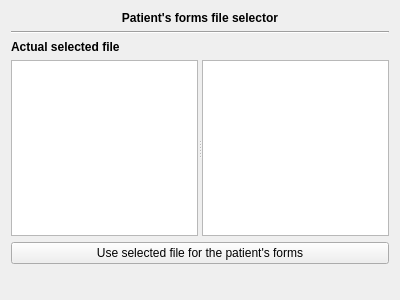
FreeHealth/freehealth, file plugins/formmanagerplugin/formfilesselectorwidget.ui: the form before one commit.
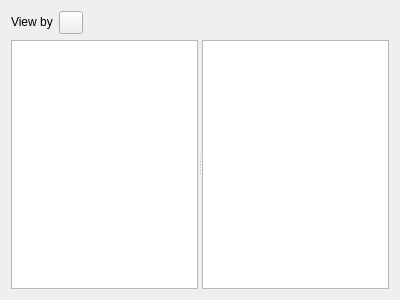
The form after the commit. Custom widgets are drawn as their Qt base class.

Commit message: Form: - new FormFileSelector - preparation of (sub)form addition - small bug corrections

The edit to the form file:
```diff
--- a/plugins/formmanagerplugin/formfilesselectorwidget.ui
+++ b/plugins/formmanagerplugin/formfilesselectorwidget.ui
@@ -14,55 +14,59 @@
    <string>Form</string>
   </property>
   <layout class="QGridLayout" name="gridLayout">
-   <item row="0" column="0" colspan="2">
-    <widget class="QLabel" name="label">
-     <property name="font">
-      <font>
-       <weight>75</weight>
-       <bold>true</bold>
-      </font>
-     </property>
-     <property name="text">
-      <string>Patient's forms file selector</string>
-     </property>
-     <property name="alignment">
-      <set>Qt::AlignCenter</set>
-     </property>
-    </widget>
+   <item row="0" column="0">
+    <layout class="QHBoxLayout" name="horizontalLayout">
+     <item>
+      <widget class="QLabel" name="label_3">
+       <property name="sizePolicy">
+        <sizepolicy hsizetype="Preferred" vsizetype="Fixed">
+         <horstretch>0</horstretch>
+         <verstretch>0</verstretch>
+        </sizepolicy>
+       </property>
+       <property name="text">
+        <string>View by</string>
+       </property>
+      </widget>
+     </item>
+     <item>
+      <widget class="QToolButton" name="toolButton">
+       <property name="text">
+        <string/>
+       </property>
+       <property name="popupMode">
+        <enum>QToolButton::InstantPopup</enum>
+       </property>
+       <property name="toolButtonStyle">
+        <enum>Qt::ToolButtonTextBesideIcon</enum>
+       </property>
+      </widget>
+     </item>
+     <item>
+      <spacer name="horizontalSpacer">
+       <property name="orientation">
+        <enum>Qt::Horizontal</enum>
+       </property>
+       <property name="sizeHint" stdset="0">
+        <size>
+         <width>40</width>
+         <height>20</height>
+        </size>
+       </property>
+      </spacer>
+     </item>
+    </layout>
    </item>
    <item row="1" column="0" colspan="2">
-    <widget class="Line" name="line">
+    <widget class="Utils::MiniSplitter" name="splitter">
      <property name="orientation">
       <enum>Qt::Horizontal</enum>
      </property>
-    </widget>
-   </item>
-   <item row="2" column="0">
-    <widget class="QLabel" name="label_2">
-     <property name="font">
-      <font>
-       <weight>75</weight>
-       <bold>true</bold>
-      </font>
-     </property>
-     <property name="text">
-      <string>Actual selected file</string>
-     </property>
-    </widget>
-   </item>
-   <item row="2" column="1">
-    <widget class="QLabel" name="actualFile">
-     <property name="text">
-      <string/>
-     </property>
-    </widget>
-   </item>
-   <item row="3" column="0" colspan="2">
-    <widget class="QSplitter" name="splitter">
-     <property name="orientation">
-      <enum>Qt::Horizontal</enum>
-     </property>
-     <widget class="QListView" name="listView"/>
+     <widget class="QTreeView" name="treeView">
+      <property name="editTriggers">
+       <set>QAbstractItemView::NoEditTriggers</set>
+      </property>
+     </widget>
      <widget class="QTreeWidget" name="treeWidget">
       <attribute name="headerVisible">
        <bool>false</bool>
@@ -78,28 +82,16 @@
      </widget>
     </widget>
    </item>
-   <item row="4" column="0" colspan="2">
-    <widget class="QPushButton" name="useButton">
-     <property name="text">
-      <string>Use selected file for the patient's forms</string>
-     </property>
-    </widget>
-   </item>
-   <item row="5" column="0">
-    <spacer name="verticalSpacer">
-     <property name="orientation">
-      <enum>Qt::Vertical</enum>
-     </property>
-     <property name="sizeHint" stdset="0">
-      <size>
-       <width>20</width>
-       <height>40</height>
-      </size>
-     </property>
-    </spacer>
-   </item>
   </layout>
  </widget>
+ <customwidgets>
+  <customwidget>
+   <class>Utils::MiniSplitter</class>
+   <extends>QSplitter</extends>
+   <header location="global">utils/widgets/minisplitter.h</header>
+   <container>1</container>
+  </customwidget>
+ </customwidgets>
  <resources/>
  <connections/>
 </ui>
```
Left out of the diff: 6 changed lines with no effect on the pictures. The commit also changes 25 other files.
